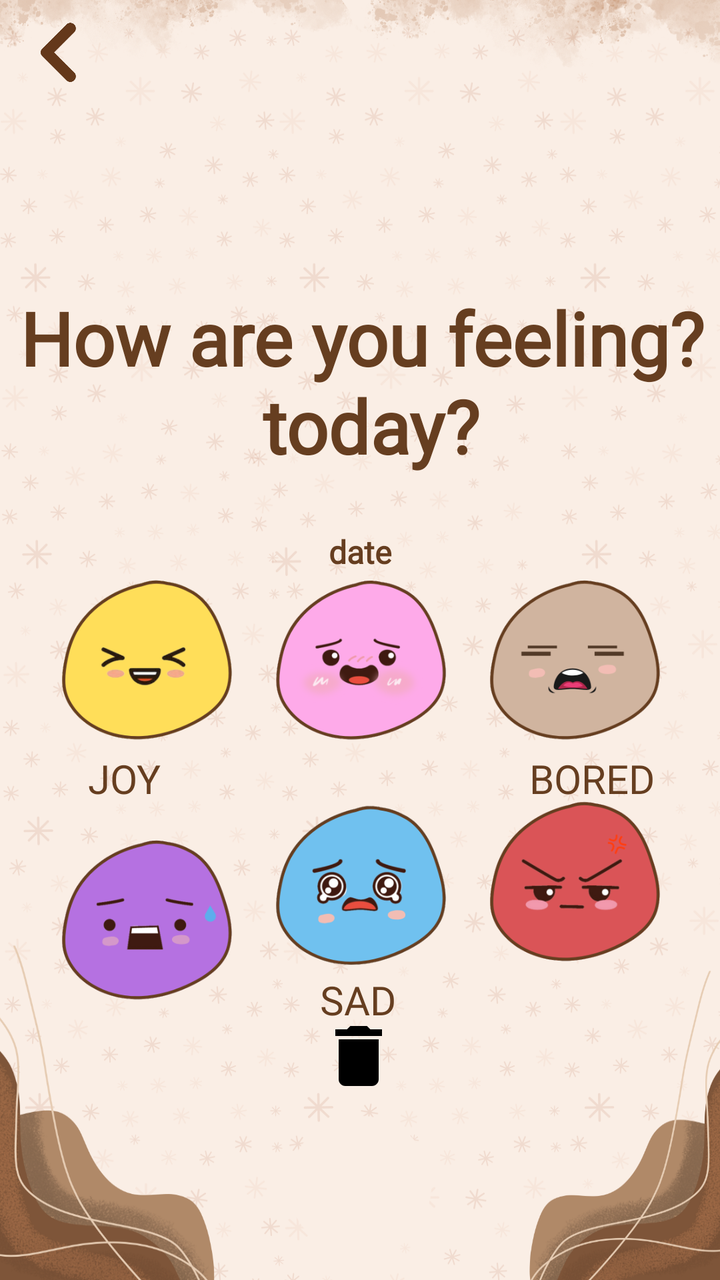
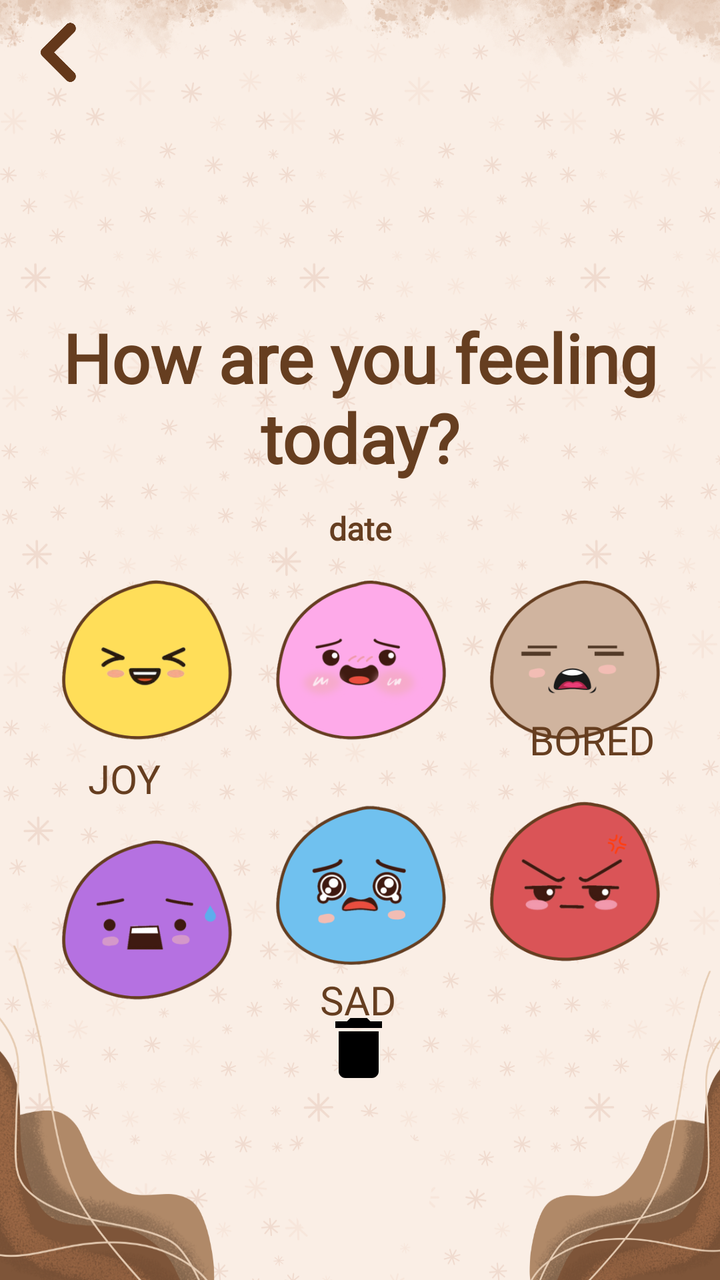

Screens rendered from an Android XML layout before and after an edit, with the pre-edit source and the edit as a unified diff.
<!-- AndroidManifest.xml: application theme Theme.MoodTracker -->
<!-- res/layout/activity_edit_input.xml -->
<?xml version="1.0" encoding="utf-8"?>
<androidx.constraintlayout.widget.ConstraintLayout xmlns:android="http://schemas.android.com/apk/res/android"
    xmlns:app="http://schemas.android.com/apk/res-auto"
    xmlns:tools="http://schemas.android.com/tools"
    android:id="@+id/dateCF"
    android:layout_width="match_parent"
    android:layout_height="match_parent"
    tools:context=".EditInput">

    <androidx.constraintlayout.widget.ConstraintLayout
        android:layout_width="match_parent"
        android:layout_height="match_parent"
        android:background="@drawable/here_layout">

        <TextView
            android:id="@+id/textView10"
            android:layout_width="64dp"
            android:layout_height="23dp"
            android:layout_marginStart="54dp"
            android:layout_marginEnd="44dp"
            android:fontFamily="@font/baloo_da"
            android:text="SAD"
            android:textAlignment="center"
            android:textSize="20sp"
            android:textStyle="normal"
            app:layout_constraintEnd_toStartOf="@+id/textView8"
            app:layout_constraintStart_toEndOf="@+id/textView9"
            android:textColor="#663E20"
            app:layout_constraintTop_toBottomOf="@+id/sad" />

        <TextView
            android:id="@+id/textView9"
            android:layout_width="64dp"
            android:layout_height="23dp"
            android:layout_marginStart="40dp"
            android:layout_marginBottom="156dp"
            android:fontFamily="@font/baloo_da"
            android:text="FEAR"
            android:textAlignment="center"
            android:textSize="20sp"
            android:textStyle="normal"
            android:textColor="#663E20"
            app:layout_constraintBottom_toBottomOf="parent"
            app:layout_constraintStart_toStartOf="parent"
            app:layout_constraintTop_toBottomOf="@+id/fear" />

        <TextView
            android:id="@+id/textView8"
            android:layout_width="88dp"
            android:layout_height="28dp"
            android:layout_marginEnd="28dp"
            android:layout_marginBottom="158dp"
            android:fontFamily="@font/baloo_da"
            android:text="ANGER"
            android:textAlignment="center"
            android:textSize="20sp"
            android:textStyle="normal"
            android:textColor="#663E20"
            app:layout_constraintBottom_toBottomOf="parent"
            app:layout_constraintEnd_toEndOf="parent"
            app:layout_constraintTop_toBottomOf="@+id/angry" />

        <TextView
            android:id="@+id/textView4"
            android:layout_width="64dp"
            android:layout_height="23dp"
            android:layout_marginStart="54dp"
            android:layout_marginTop="4dp"
            android:layout_marginEnd="12dp"
            android:layout_marginBottom="20dp"
            android:fontFamily="@font/baloo_da"
            android:text="SHY"
            android:textAlignment="center"
            android:textSize="20sp"
            android:textColor="#663E20"
            android:textStyle="normal"
            app:layout_constraintBottom_toTopOf="@+id/sad"
            app:layout_constraintEnd_toStartOf="@+id/textView2"
            app:layout_constraintStart_toEndOf="@+id/textView3"
            app:layout_constraintTop_toBottomOf="@+id/calm" />

        <TextView
            android:id="@+id/textView3"
            android:layout_width="64dp"
            android:layout_height="23dp"
            android:layout_marginStart="68dp"
            android:layout_marginTop="1dp"
            android:layout_marginBottom="20dp"
            android:fontFamily="@font/baloo_da"
            android:text="JOY"
            android:textAlignment="center"
            android:textColor="#663E20"
            android:textSize="20sp"
            android:textStyle="normal"
            app:layout_constraintBottom_toTopOf="@+id/fear"
            app:layout_constraintEnd_toStartOf="@+id/textView4"
            app:layout_constraintStart_toStartOf="parent"
            app:layout_constraintTop_toBottomOf="@+id/happy"
            app:layout_constraintVertical_bias="0.0" />

        <TextView
            android:id="@+id/textView"
            android:layout_width="364dp"
            android:layout_height="109dp"
            android:layout_marginTop="144dp"
            android:fontFamily="@font/baloo_da"
            android:letterSpacing="0"
            android:text="How are you feeling?"
            android:textAlignment="center"
            android:textColor="#663E20"
            android:textSize="37sp"
            android:textStyle="bold"
            app:layout_constraintEnd_toEndOf="parent"
            app:layout_constraintHorizontal_bias="0.444"
            app:layout_constraintStart_toStartOf="parent"
            app:layout_constraintTop_toTopOf="parent" />

        <TextView
            android:id="@+id/textView5"
            android:layout_width="364dp"
            android:layout_height="109dp"
            android:layout_marginTop="188dp"
            android:fontFamily="@font/baloo_da"
            android:letterSpacing="0"
            android:text=" today?"
            android:textAlignment="center"
            android:textColor="#663E20"
            android:textSize="37sp"
            android:textStyle="bold"
            app:layout_constraintEnd_toEndOf="parent"
            app:layout_constraintHorizontal_bias="0.446"
            app:layout_constraintStart_toStartOf="parent"
            app:layout_constraintTop_toTopOf="parent" />

        <TextView
            android:id="@+id/dateinput"
            android:layout_width="202dp"
            android:layout_height="34dp"
            android:layout_marginTop="12dp"
            android:fontFamily="@font/baloo_da"
            android:text="date"
            android:textAlignment="center"
            android:textColor="#663E20"
            android:textSize="16sp"
            android:textStyle="bold"
            app:layout_constraintEnd_toEndOf="parent"
            app:layout_constraintStart_toStartOf="parent"
            app:layout_constraintTop_toBottomOf="@+id/textView" />

        <ImageView
            android:id="@+id/calm"
            android:layout_width="91dp"
            android:layout_height="91dp"
            android:layout_marginStart="16dp"
            android:layout_marginEnd="16dp"
            app:layout_constraintBottom_toBottomOf="parent"
            app:layout_constraintEnd_toStartOf="@+id/neutral"
            app:layout_constraintStart_toEndOf="@+id/happy"
            app:layout_constraintTop_toTopOf="parent"
            app:layout_constraintVertical_bias="0.517"
            app:srcCompat="@drawable/embarressed" />

        <ImageView
            android:id="@+id/happy"
            android:layout_width="91dp"
            android:layout_height="91dp"
            android:layout_marginStart="35dp"
            app:layout_constraintBottom_toBottomOf="parent"
            app:layout_constraintEnd_toStartOf="@+id/calm"
            app:layout_constraintStart_toStartOf="parent"
            app:layout_constraintTop_toTopOf="parent"
            app:layout_constraintVertical_bias="0.517"
            app:srcCompat="@drawable/joyful" />

        <ImageView
            android:id="@+id/sad"
            android:layout_width="91dp"
            android:layout_height="91dp"
            android:layout_marginStart="16dp"
            android:layout_marginEnd="16dp"
            app:layout_constraintBottom_toBottomOf="parent"
            app:layout_constraintEnd_toStartOf="@+id/angry"
            app:layout_constraintStart_toEndOf="@+id/fear"
            app:layout_constraintTop_toTopOf="parent"
            app:layout_constraintVertical_bias="0.72"
            app:srcCompat="@drawable/sadness" />

        <ImageView
            android:id="@+id/angry"
            android:layout_width="91dp"
            android:layout_height="91dp"
            android:layout_marginEnd="33dp"
            app:layout_constraintBottom_toBottomOf="parent"
            app:layout_constraintEnd_toEndOf="parent"
            app:layout_constraintHorizontal_bias="0.965"
            app:layout_constraintStart_toEndOf="@+id/sad"
            app:layout_constraintTop_toTopOf="parent"
            app:layout_constraintVertical_bias="0.72"
            app:srcCompat="@drawable/anger" />

        <ImageView
            android:id="@+id/deleteButton"
            android:layout_width="62dp"
            android:layout_height="40dp"
            android:layout_marginBottom="92dp"
            android:textColor="#663E20"
            app:layout_constraintBottom_toBottomOf="parent"
            app:layout_constraintEnd_toEndOf="parent"
            app:layout_constraintHorizontal_bias="0.498"
            app:layout_constraintStart_toStartOf="parent"
            app:srcCompat="@drawable/baseline_delete_24" />

        <ImageView
            android:id="@+id/back"
            android:layout_width="31dp"
            android:layout_height="43dp"
            android:layout_marginTop="4dp"
            app:layout_constraintEnd_toEndOf="parent"
            app:layout_constraintHorizontal_bias="0.042"
            app:layout_constraintStart_toStartOf="parent"
            app:layout_constraintTop_toTopOf="parent"
            app:srcCompat="@drawable/back" />

        <ImageView
            android:id="@+id/fear"
            android:layout_width="91dp"
            android:layout_height="91dp"
            android:layout_marginStart="35dp"
            android:layout_marginTop="39dp"
            android:layout_marginBottom="139dp"
            app:layout_constraintBottom_toBottomOf="parent"
            app:layout_constraintEnd_toStartOf="@+id/sad"
            app:layout_constraintHorizontal_bias="0.0"
            app:layout_constraintStart_toStartOf="parent"
            app:layout_constraintTop_toBottomOf="@+id/happy"
            app:layout_constraintVertical_bias="0.0"
            app:srcCompat="@drawable/fear" />

        <ImageView
            android:id="@+id/neutral"
            android:layout_width="91dp"
            android:layout_height="91dp"
            android:layout_marginEnd="33dp"
            app:layout_constraintBottom_toBottomOf="parent"
            app:layout_constraintEnd_toEndOf="parent"
            app:layout_constraintStart_toEndOf="@+id/calm"
            app:layout_constraintTop_toTopOf="parent"
            app:layout_constraintVertical_bias="0.517"
            app:srcCompat="@drawable/bored" />

        <TextView
            android:id="@+id/textView2"
            android:layout_width="84dp"
            android:layout_height="24dp"
            android:layout_marginStart="30dp"
            android:layout_marginTop="1dp"
            android:layout_marginEnd="60dp"
            android:layout_marginBottom="15dp"
            android:fontFamily="@font/baloo_da"
            android:text="BORED"
            android:textAlignment="center"
            android:textSize="20sp"
            android:textStyle="normal"
            app:layout_constraintBottom_toTopOf="@+id/angry"
            app:layout_constraintEnd_toEndOf="parent"
            app:layout_constraintStart_toEndOf="@+id/textView4"
            app:layout_constraintTop_toBottomOf="@+id/neutral"
            android:textColor="#663E20"
            app:layout_constraintVertical_bias="0.0" />

    </androidx.constraintlayout.widget.ConstraintLayout>
</androidx.constraintlayout.widget.ConstraintLayout>
<!-- resources referenced by this layout -->
<resources>
  <!-- drawable anger: png bitmap (drawable, 26856 bytes) -->
  <!-- drawable back: png bitmap (drawable, 5800 bytes) -->
  <!-- drawable baseline_delete_24 (drawable) -->
  <vector xmlns:android="http://schemas.android.com/apk/res/android" android:height="24dp" android:tint="#000000" android:viewportHeight="24" android:viewportWidth="24" android:width="24dp">
        
      <path android:fillColor="@android:color/white" android:pathData="M6,19c0,1.1 0.9,2 2,2h8c1.1,0 2,-0.9 2,-2V7H6v12zM19,4h-3.5l-1,-1h-5l-1,1H5v2h14V4z"/>
      
  </vector>
  <!-- drawable bored: png bitmap (drawable, 18279 bytes) -->
  <!-- drawable embarressed: png bitmap (drawable, 32062 bytes) -->
  <!-- drawable fear: png bitmap (drawable, 22502 bytes) -->
  <!-- drawable here_layout: png bitmap (drawable, 535882 bytes) -->
  <!-- drawable joyful: png bitmap (drawable, 24121 bytes) -->
  <!-- drawable sadness: png bitmap (drawable, 33245 bytes) -->
  <style name="Theme.MoodTracker" parent="Base.Theme.MoodTracker" />
  <style name="Base.Theme.MoodTracker" parent="Theme.MaterialComponents.Light.NoActionBar">
          
          <item name="colorPrimary">#c47930</item> 
          <item name="colorPrimaryVariant">#c47930</item> 
          <item name="colorOnPrimary">#000000</item> 
          <item name="colorControlNormal">#FFFFFF</item>
  
          
          <item name="materialButtonStyle">@style/CustomButtonStyle</item>
      </style>
  <style name="CustomButtonStyle" parent="Widget.MaterialComponents.Button">
          <item name="backgroundTint">#64381A</item>
          <item name="android:textColor">@color/brownishe</item>
      </style>
  <color name="brownishe">#c47930</color>
</resources>

<!-- the commit's change to res/layout/activity_edit_input.xml (unified diff, before → after) -->
@@ -19,46 +19,48 @@
             android:layout_marginStart="54dp"
             android:layout_marginEnd="44dp"
             android:fontFamily="@font/baloo_da"
+            android:textColor="#663E20"
             android:text="SAD"
             android:textAlignment="center"
             android:textSize="20sp"
             android:textStyle="normal"
             app:layout_constraintEnd_toStartOf="@+id/textView8"
             app:layout_constraintStart_toEndOf="@+id/textView9"
-            android:textColor="#663E20"
             app:layout_constraintTop_toBottomOf="@+id/sad" />
 
         <TextView
             android:id="@+id/textView9"
             android:layout_width="64dp"
             android:layout_height="23dp"
-            android:layout_marginStart="40dp"
+            android:layout_marginStart="56dp"
             android:layout_marginBottom="156dp"
             android:fontFamily="@font/baloo_da"
             android:text="FEAR"
             android:textAlignment="center"
-            android:textSize="20sp"
-            android:textStyle="normal"
-            android:textColor="#663E20"
-            app:layout_constraintBottom_toBottomOf="parent"
-            app:layout_constraintStart_toStartOf="parent"
-            app:layout_constraintTop_toBottomOf="@+id/fear" />
+            android:textColor="#663E20"
+            android:textSize="20sp"
+            android:textStyle="normal"
+            app:layout_constraintBottom_toBottomOf="parent"
+            app:layout_constraintStart_toStartOf="parent"
+            app:layout_constraintTop_toBottomOf="@+id/fear"
+            app:layout_constraintVertical_bias="1.0" />
 
         <TextView
             android:id="@+id/textView8"
             android:layout_width="88dp"
             android:layout_height="28dp"
-            android:layout_marginEnd="28dp"
+            android:layout_marginEnd="44dp"
             android:layout_marginBottom="158dp"
             android:fontFamily="@font/baloo_da"
             android:text="ANGER"
             android:textAlignment="center"
-            android:textSize="20sp"
-            android:textStyle="normal"
-            android:textColor="#663E20"
-            app:layout_constraintBottom_toBottomOf="parent"
-            app:layout_constraintEnd_toEndOf="parent"
-            app:layout_constraintTop_toBottomOf="@+id/angry" />
+            android:textColor="#663E20"
+            android:textSize="20sp"
+            android:textStyle="normal"
+            app:layout_constraintBottom_toBottomOf="parent"
+            app:layout_constraintEnd_toEndOf="parent"
+            app:layout_constraintTop_toBottomOf="@+id/angry"
+            app:layout_constraintVertical_bias="0.0" />
 
         <TextView
             android:id="@+id/textView4"
@@ -69,10 +71,10 @@
             android:layout_marginEnd="12dp"
             android:layout_marginBottom="20dp"
             android:fontFamily="@font/baloo_da"
+            android:textColor="#663E20"
             android:text="SHY"
             android:textAlignment="center"
             android:textSize="20sp"
-            android:textColor="#663E20"
             android:textStyle="normal"
             app:layout_constraintBottom_toTopOf="@+id/sad"
             app:layout_constraintEnd_toStartOf="@+id/textView2"
@@ -85,11 +87,11 @@
             android:layout_height="23dp"
             android:layout_marginStart="68dp"
             android:layout_marginTop="1dp"
+            android:textColor="#663E20"
             android:layout_marginBottom="20dp"
             android:fontFamily="@font/baloo_da"
             android:text="JOY"
             android:textAlignment="center"
-            android:textColor="#663E20"
             android:textSize="20sp"
             android:textStyle="normal"
             app:layout_constraintBottom_toTopOf="@+id/fear"
@@ -100,35 +102,21 @@
 
         <TextView
             android:id="@+id/textView"
-            android:layout_width="364dp"
-            android:layout_height="109dp"
-            android:layout_marginTop="144dp"
-            android:fontFamily="@font/baloo_da"
-            android:letterSpacing="0"
-            android:text="How are you feeling?"
-            android:textAlignment="center"
-            android:textColor="#663E20"
-            android:textSize="37sp"
+            android:layout_width="match_parent"
+            android:layout_height="wrap_content"
+            android:layout_marginTop="156dp"
+            android:fontFamily="@font/baloo_da"
+            android:text="How are you feeling today?"
+            android:textAlignment="center"
+            android:textColor="#663E20"
+            android:textSize="34sp"
+
             android:textStyle="bold"
-            app:layout_constraintEnd_toEndOf="parent"
-            app:layout_constraintHorizontal_bias="0.444"
-            app:layout_constraintStart_toStartOf="parent"
-            app:layout_constraintTop_toTopOf="parent" />
-
-        <TextView
-            android:id="@+id/textView5"
-            android:layout_width="364dp"
-            android:layout_height="109dp"
-            android:layout_marginTop="188dp"
-            android:fontFamily="@font/baloo_da"
-            android:letterSpacing="0"
-            android:text=" today?"
-            android:textAlignment="center"
-            android:textColor="#663E20"
-            android:textSize="37sp"
-            android:textStyle="bold"
-            app:layout_constraintEnd_toEndOf="parent"
-            app:layout_constraintHorizontal_bias="0.446"
+            android:inputType="textMultiLine"
+            android:singleLine="false"
+            android:maxLines="2"
+            app:layout_constraintEnd_toEndOf="parent"
+            app:layout_constraintHorizontal_bias="0.533"
             app:layout_constraintStart_toStartOf="parent"
             app:layout_constraintTop_toTopOf="parent" />
 
@@ -202,8 +190,7 @@
             android:id="@+id/deleteButton"
             android:layout_width="62dp"
             android:layout_height="40dp"
-            android:layout_marginBottom="92dp"
-            android:textColor="#663E20"
+            android:layout_marginBottom="96dp"
             app:layout_constraintBottom_toBottomOf="parent"
             app:layout_constraintEnd_toEndOf="parent"
             app:layout_constraintHorizontal_bias="0.498"
@@ -246,6 +233,7 @@
             app:layout_constraintStart_toEndOf="@+id/calm"
             app:layout_constraintTop_toTopOf="parent"
             app:layout_constraintVertical_bias="0.517"
+
             app:srcCompat="@drawable/bored" />
 
         <TextView
@@ -259,14 +247,14 @@
             android:fontFamily="@font/baloo_da"
             android:text="BORED"
             android:textAlignment="center"
+            android:textColor="#663E20"
             android:textSize="20sp"
             android:textStyle="normal"
             app:layout_constraintBottom_toTopOf="@+id/angry"
             app:layout_constraintEnd_toEndOf="parent"
             app:layout_constraintStart_toEndOf="@+id/textView4"
             app:layout_constraintTop_toBottomOf="@+id/neutral"
-            android:textColor="#663E20"
-            app:layout_constraintVertical_bias="0.0" />
+            app:layout_constraintVertical_bias="1.0" />
 
     </androidx.constraintlayout.widget.ConstraintLayout>
 </androidx.constraintlayout.widget.ConstraintLayout>
